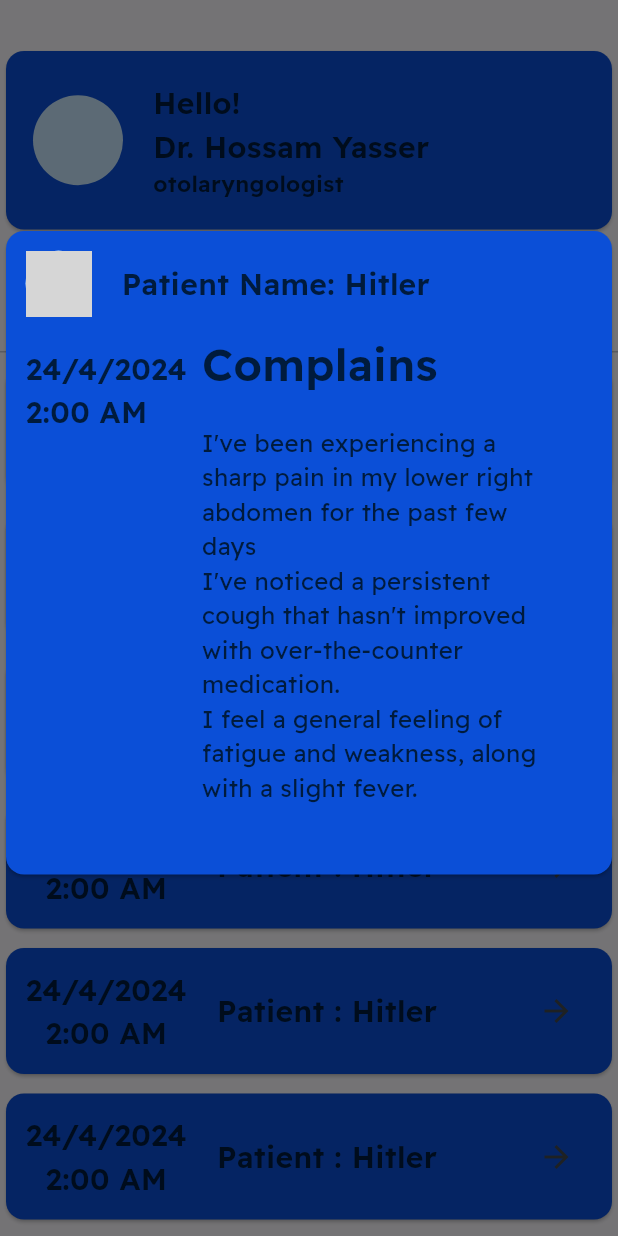
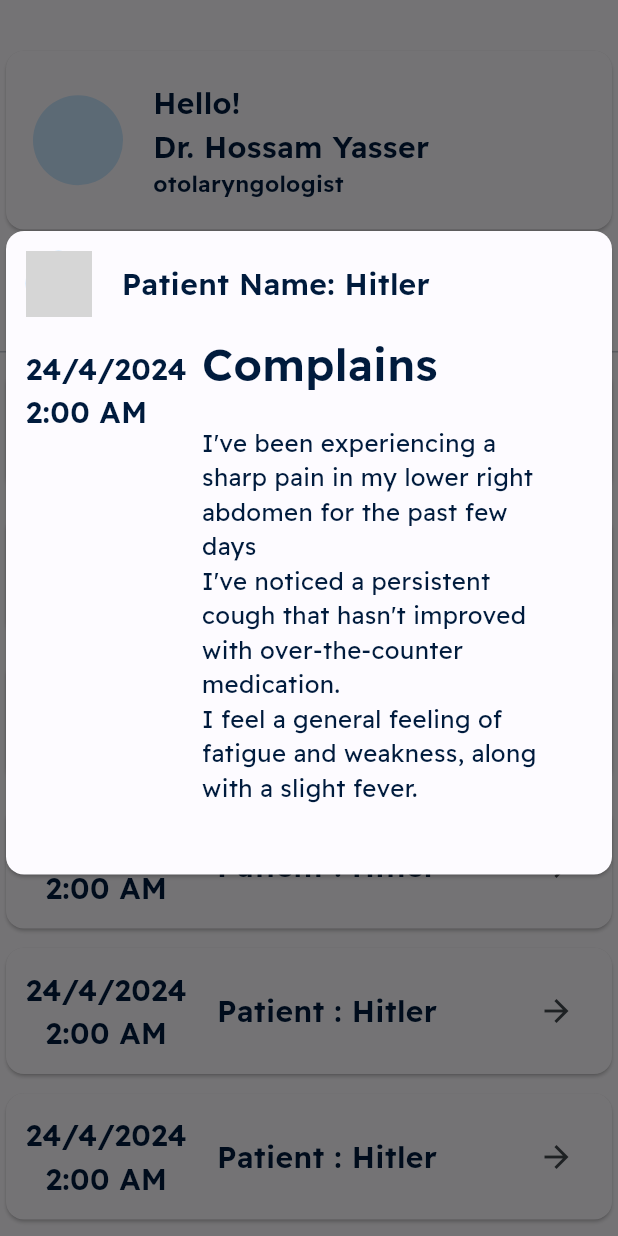
Before and after one commit to AbdulmonemElsherif/ent_clinic, a Flutter app: the DoctorPage screen opened directly, after a tap on the "arrow forward" icon, on a phone screen of 412 x 824 dp. Run offline on Flutter 3.47's test engine with Material 3 defaults, Android fonts, the phone set to English and light mode, and no system bars; our stand-ins replace adaptive_theme, cloud_firestore, datetime_picker_formfield, expansion_tile_card, firebase_auth, firebase_core and 4 more; missing offline and left inert: d_chart; accounts and stored records are empty; grey boxes are pictures that could not be loaded.

Commit message:
fixed overlap

```diff
--- a/lib/Pages/appointment/create_appointment_page.dart
+++ b/lib/Pages/appointment/create_appointment_page.dart
@@ -331,10 +331,7 @@ class _CreateAppointmentPageState extends State<CreateAppointmentPage> {
               Column(
                 crossAxisAlignment: CrossAxisAlignment.start,
                 children: [
-                  const Text(
-                    'Select Complaint:',
-                    style: TextStyle(fontSize: 18, fontWeight: FontWeight.bold),
-                  ),
+
                   DropdownButton<String>(
                     value: selectedComplaint,
                     onChanged: (newValue) {
--- a/lib/Pages/doctor/doctor.dart
+++ b/lib/Pages/doctor/doctor.dart
@@ -163,7 +163,6 @@ class DoctorInfoCard extends StatelessWidget {
   @override
   Widget build(BuildContext context) {
     return Card(
-      color: const Color.fromARGB(255, 11, 79, 215),
       // shape: ,
       child: Padding(
         padding: const EdgeInsets.symmetric(vertical: 20.0, horizontal: 18),
@@ -205,7 +204,6 @@ class AssignedAppointments extends StatelessWidget {
   @override
   Widget build(BuildContext context) {
     return Card(
-      color: const Color.fromARGB(255, 11, 79, 215),
       child: Padding(
         padding: const EdgeInsets.all(13.0),
         child: Row(
@@ -281,8 +279,6 @@ class _CHangePassswordDialogState extends State<CHangePassswordDialog> {
   @override
   Widget build(BuildContext context) {
     return AlertDialog(
-      // surfaceTintColor: Colors.black87,
-      backgroundColor: const Color(0xFF000000),
       title: const Text('Change password'),
       contentPadding: const EdgeInsets.all(3),
       content: Column(
@@ -294,7 +290,6 @@ class _CHangePassswordDialogState extends State<CHangePassswordDialog> {
             controller: oldPassword,
             isPassword: true,
             onChanged: (value) {},
-            // backgroundColor: Colors.black,
           ),
           const Gap(20),
           CustomTextBox(
@@ -347,7 +342,6 @@ class AppointmentFullinformation extends StatelessWidget {
       children: [
         const Gap(150),
         Card(
-          color: const Color.fromARGB(255, 11, 79, 215),
           child: Padding(
             padding: const EdgeInsets.all(13.0),
             child: Column(
```
